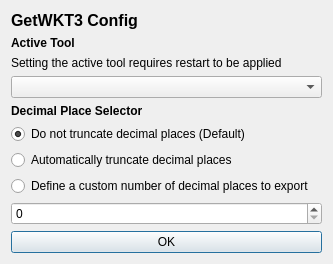
skeenp/QGIS3-getWKT, file getwkt3_config_base.ui: the form before one commit.
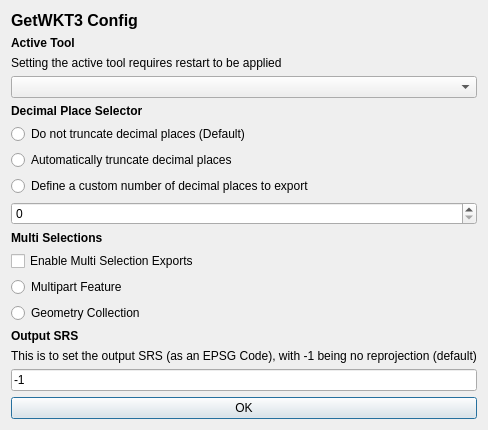
The form after the commit. Icons and pictures are not drawn.

Commit message:
Multi Geom and SRS Support
- Multigeom support via config #13
- Output CRS now customisable via config #15
- UI Tweaks
- Updates to DEV flow

What changed in the file:
```diff
--- a/getwkt3_config_base.ui
+++ b/getwkt3_config_base.ui
@@ -6,8 +6,8 @@
    <rect>
     <x>0</x>
     <y>0</y>
-    <width>333</width>
-    <height>237</height>
+        <width>340</width>
+        <height>320</height>
    </rect>
   </property>
   <property name="windowTitle">
@@ -75,9 +75,6 @@
        <property name="text">
         <string>Do not truncate decimal places (Default)</string>
        </property>
-       <property name="checked">
-        <bool>true</bool>
-       </property>
       </widget>
      </item>
      <item>
@@ -101,6 +98,67 @@
        </property>
       </widget>
      </item>
+          <item>
+            <widget class="QLabel" name="ms_lblMultiSelect">
+              <property name="font">
+                <font>
+                  <weight>75</weight>
+                  <bold>true</bold>
+                </font>
+              </property>
+              <property name="text">
+                <string>Multi Selections</string>
+              </property>
+            </widget>
+          </item>
+          <item>
+            <widget class="QCheckBox" name="ms_chkMultiExport">
+              <property name="text">
+                <string>Enable Multi Selection Exports</string>
+              </property>
+            </widget>
+          </item>
+          <item>
+            <widget class="QRadioButton" name="ms_radMulti">
+              <property name="text">
+                <string>Multipart Feature</string>
+              </property>
+            </widget>
+          </item>
+          <item>
+            <widget class="QRadioButton" name="ms_radGeomCollection">
+              <property name="text">
+                <string>Geometry Collection</string>
+              </property>
+            </widget>
+          </item>
+          <item>
+            <widget class="QLabel" name="srs_lblOutSrs">
+              <property name="font">
+                <font>
+                  <weight>75</weight>
+                  <bold>true</bold>
+                </font>
+              </property>
+              <property name="text">
+                <string>Output SRS</string>
+              </property>
+            </widget>
+          </item>
+          <item>
+            <widget class="QLabel" name="srs_lblExplanation">
+              <property name="text">
+                <string>This is to set the output SRS (as an EPSG Code), with -1 being no reprojection (default)</string>
+              </property>
+            </widget>
+          </item>
+          <item>
+            <widget class="QLineEdit" name="srs_intOutSrs">
+              <property name="text">
+                <string>-1</string>
+              </property>
+            </widget>
+          </item>
      <item>
       <widget class="QPushButton" name="btnAccept">
        <property name="text">
```
Lines whose indentation alone changed are shown as unchanged. The commit also changes 8 other files.
